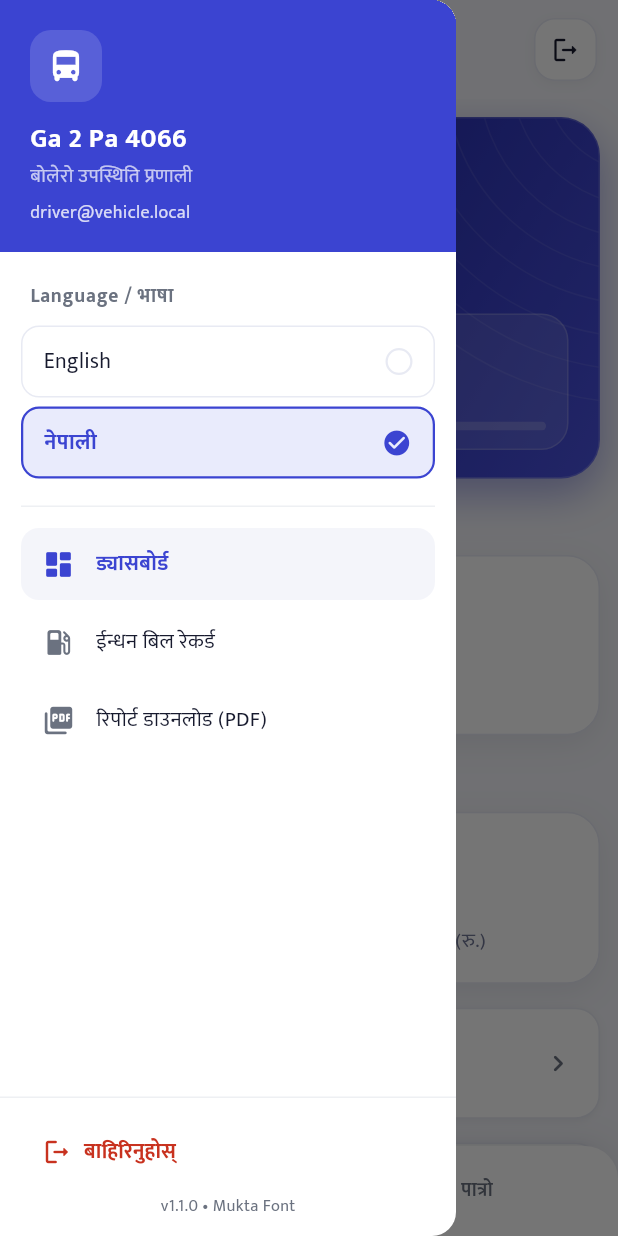
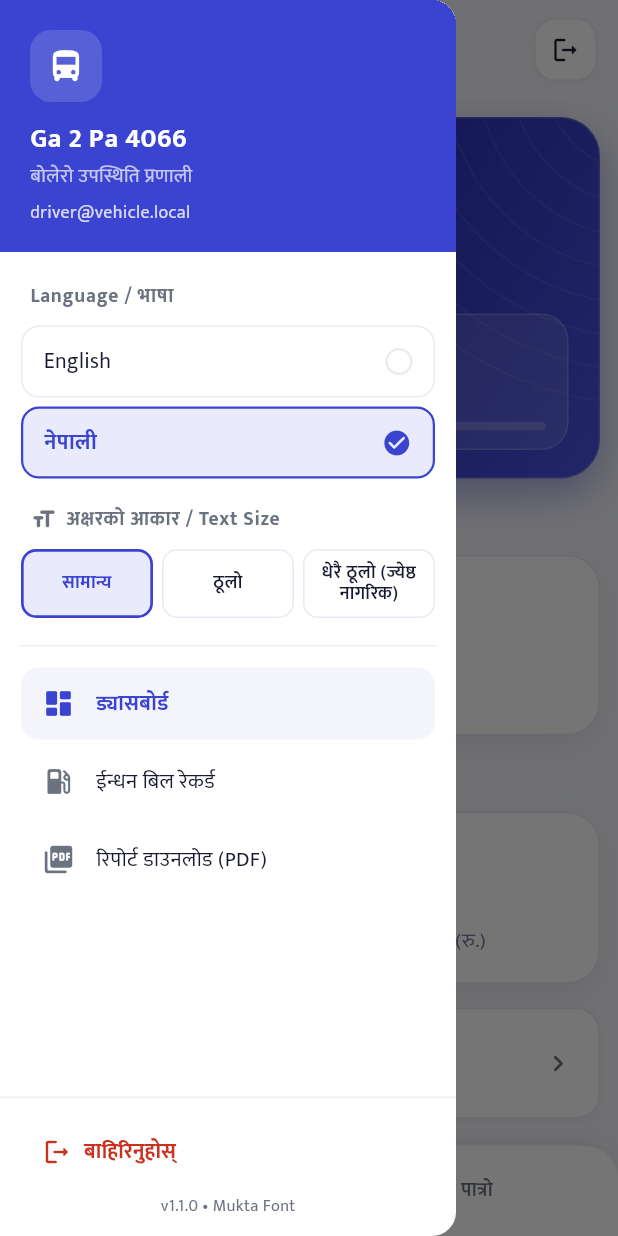
Before and after one commit to Sanjog-Godar/Automation, a Flutter app: the AttendanceScreen screen opened by its route, with the side drawer open, on a phone screen of 412 x 824 dp. Run offline on Flutter 3.47's test engine with Material 3 defaults, Android fonts, the phone set to English and light mode, and no system bars; our stand-ins replace cookie_jar, dio, dio_cookie_manager, flutter_riverpod, go_router, pdf and 2 more; missing offline and left inert: nepali_utils; accounts and stored records are empty; network calls fail.

Commit message:
feat: add root app widget, font scaling provider, localizations, and navigation drawer

```diff
--- /dev/null
+++ b/Vehicle_Attendance/Flutter App/vehicle_app/lib/core/theme/font_scale_provider.dart
@@ -0,0 +1,52 @@
+import 'package:flutter_riverpod/flutter_riverpod.dart';
+import 'package:shared_preferences/shared_preferences.dart';
+import '../l10n/locale_provider.dart';
+
+/// Predefined font scaling factors designed for senior accessibility.
+enum AppFontScale {
+  normal(1.0, 'normal'),
+  large(1.18, 'large'),
+  senior(1.35, 'senior');
+
+  final double scaleFactor;
+  final String key;
+  const AppFontScale(this.scaleFactor, this.key);
+
+  static AppFontScale fromKey(String? key) {
+    if (key == 'large') return AppFontScale.large;
+    if (key == 'senior') return AppFontScale.senior;
+    return AppFontScale.normal;
+  }
+}
+
+/// Provider managing the active font scaling factor and local persistence.
+final fontScaleProvider =
+    NotifierProvider<FontScaleNotifier, AppFontScale>(FontScaleNotifier.new);
+
+class FontScaleNotifier extends Notifier<AppFontScale> {
+  static const String prefsKey = 'app_font_scale';
+
+  @override
+  AppFontScale build() {
+    final prefs = ref.watch(sharedPreferencesProvider);
+    if (prefs != null) {
+      final savedKey = prefs.getString(prefsKey);
+      return AppFontScale.fromKey(savedKey);
+    }
+    return AppFontScale.normal;
+  }
+
+  /// Sets the application-wide font scale factor and persists the setting.
+  Future<void> setScale(AppFontScale newScale) async {
+    if (state == newScale) return;
+    state = newScale;
+
+    final prefs = ref.read(sharedPreferencesProvider);
+    if (prefs != null) {
+      await prefs.setString(prefsKey, newScale.key);
+    } else {
+      final instance = await SharedPreferences.getInstance();
+      await instance.setString(prefsKey, newScale.key);
+    }
+  }
+}
--- a/Vehicle_Attendance/Flutter App/vehicle_app/lib/features/attendance/widgets/app_drawer.dart
+++ b/Vehicle_Attendance/Flutter App/vehicle_app/lib/features/attendance/widgets/app_drawer.dart
@@ -4,6 +4,7 @@ import '../../../core/config/app_constants.dart';
 import '../../../core/l10n/formatters.dart';
 import '../../../core/l10n/locale_provider.dart';
 import '../../../core/theme/app_colors.dart';
+import '../../../core/theme/font_scale_provider.dart';
 import '../../../l10n/app_localizations.dart';
 import '../../auth/controllers/auth_controller.dart';
 import '../../fuel_bills/widgets/fuel_bill_records_dialog.dart';
@@ -21,6 +22,7 @@ class AppDrawer extends ConsumerWidget {
   Widget build(BuildContext context, WidgetRef ref) {
     final l10n = AppLocalizations.of(context);
     final activeLocale = ref.watch(localeProvider);
+    final activeFontScale = ref.watch(fontScaleProvider);
     final authState = ref.watch(authControllerProvider);
     final email = authState.user?.email ?? 'driver@vehicle.local';
 
@@ -151,6 +153,56 @@ class AppDrawer extends ConsumerWidget {
                         await Future.delayed(const Duration(milliseconds: 180));
                         if (context.mounted) Navigator.pop(context);
                       },
+                    ),
+                    const SizedBox(height: 14),
+
+                    // Section: Text Size / अक्षरको आकार (Accessibility)
+                    Padding(
+                      padding: const EdgeInsets.symmetric(horizontal: 6, vertical: 4),
+                      child: Row(
+                        children: [
+                          const Icon(Icons.format_size_rounded, size: 18, color: AppColors.textMuted),
+                          const SizedBox(width: 6),
+                          Expanded(
+                            child: Text(
+                              l10n.settings_font_scale_title,
+                              style: const TextStyle(
+                                fontSize: 13,
+                                fontWeight: FontWeight.bold,
+                                color: AppColors.textMuted,
+                                letterSpacing: 0.5,
+                              ),
+                            ),
+                          ),
+                        ],
+                      ),
+                    ),
+                    const SizedBox(height: 6),
+
+                    // Font Size Options: Normal, Large, Senior
+                    Row(
+                      children: [
+                        _FontSizeChip(
+                          key: const Key('drawer_font_scale_normal'),
+                          label: l10n.settings_font_scale_normal,
+                          isSelected: activeFontScale == AppFontScale.normal,
+                          onTap: () => ref.read(fontScaleProvider.notifier).setScale(AppFontScale.normal),
+                        ),
+                        const SizedBox(width: 6),
+                        _FontSizeChip(
+                          key: const Key('drawer_font_scale_large'),
+                          label: l10n.settings_font_scale_large,
+                          isSelected: activeFontScale == AppFontScale.large,
+                          onTap: () => ref.read(fontScaleProvider.notifier).setScale(AppFontScale.large),
+                        ),
+                        const SizedBox(width: 6),
+                        _FontSizeChip(
+                          key: const Key('drawer_font_scale_senior'),
+                          label: l10n.settings_font_scale_senior,
+                          isSelected: activeFontScale == AppFontScale.senior,
+                          onTap: () => ref.read(fontScaleProvider.notifier).setScale(AppFontScale.senior),
+                        ),
+                      ],
                     ),
                     const SizedBox(height: 18),
 
@@ -416,3 +468,55 @@ class _DrawerNavItem extends StatelessWidget {
     );
   }
 }
+
+class _FontSizeChip extends StatelessWidget {
+  const _FontSizeChip({
+    super.key,
+    required this.label,
+    required this.isSelected,
+    required this.onTap,
+  });
+
+  final String label;
+  final bool isSelected;
+  final VoidCallback onTap;
+
+  @override
+  Widget build(BuildContext context) {
+    return Expanded(
+      child: Material(
+        color: Colors.transparent,
+        child: InkWell(
+          onTap: onTap,
+          borderRadius: BorderRadius.circular(10),
+          child: Container(
+            constraints: const BoxConstraints(minHeight: 46),
+            padding: const EdgeInsets.symmetric(horizontal: 4, vertical: 8),
+            decoration: BoxDecoration(
+              color: isSelected ? AppColors.primarySoft : AppColors.surface,
+              borderRadius: BorderRadius.circular(10),
+              border: Border.all(
+                color: isSelected ? AppColors.primary : AppColors.border,
+                width: isSelected ? 1.8 : 1.0,
+              ),
+            ),
+            alignment: Alignment.center,
+            child: Text(
+              label,
+              textAlign: TextAlign.center,
+              maxLines: 2,
+              overflow: TextOverflow.ellipsis,
+              style: TextStyle(
+                fontFamily: 'Mukta',
+                fontSize: 12,
+                fontWeight: isSelected ? FontWeight.bold : FontWeight.w600,
+                color: isSelected ? AppColors.primary : AppColors.textPrimary,
+                height: 1.15,
+              ),
+            ),
+          ),
+        ),
+      ),
+    );
+  }
+}
--- a/Vehicle_Attendance/Flutter App/vehicle_app/lib/l10n/app_en.arb
+++ b/Vehicle_Attendance/Flutter App/vehicle_app/lib/l10n/app_en.arb
@@ -8,6 +8,22 @@
   "common_language_selector_label": "Language / भाषा",
   "@common_language_selector_label": {
     "description": "Bilingual language header in sidebar drawer"
+  },
+  "settings_font_scale_title": "Text Size / अक्षरको आकार",
+  "@settings_font_scale_title": {
+    "description": "Bilingual text size header in sidebar drawer"
+  },
+  "settings_font_scale_normal": "Normal",
+  "@settings_font_scale_normal": {
+    "description": "Standard font size option"
+  },
+  "settings_font_scale_large": "Large",
+  "@settings_font_scale_large": {
+    "description": "Large font size option"
+  },
+  "settings_font_scale_senior": "Senior (Extra Large)",
+  "@settings_font_scale_senior": {
+    "description": "Extra large font size option for seniors"
   },
   "common_english": "English",
   "@common_english": {
--- a/Vehicle_Attendance/Flutter App/vehicle_app/lib/l10n/app_localizations.dart
+++ b/Vehicle_Attendance/Flutter App/vehicle_app/lib/l10n/app_localizations.dart
@@ -109,6 +109,30 @@ abstract class AppLocalizations {
   /// In en, this message translates to:
   /// **'Language / भाषा'**
   String get common_language_selector_label;
+
+  /// Bilingual text size header in sidebar drawer
+  ///
+  /// In en, this message translates to:
+  /// **'Text Size / अक्षरको आकार'**
+  String get settings_font_scale_title;
+
+  /// Standard font size option
+  ///
+  /// In en, this message translates to:
+  /// **'Normal'**
+  String get settings_font_scale_normal;
+
+  /// Large font size option
+  ///
+  /// In en, this message translates to:
+  /// **'Large'**
+  String get settings_font_scale_large;
+
+  /// Extra large font size option for seniors
+  ///
+  /// In en, this message translates to:
+  /// **'Senior (Extra Large)'**
+  String get settings_font_scale_senior;
 
   /// English language option
   ///
--- a/Vehicle_Attendance/Flutter App/vehicle_app/lib/l10n/app_localizations_ne.dart
+++ b/Vehicle_Attendance/Flutter App/vehicle_app/lib/l10n/app_localizations_ne.dart
@@ -14,6 +14,18 @@ class AppLocalizationsNe extends AppLocalizations {
 
   @override
   String get common_language_selector_label => 'Language / भाषा';
+
+  @override
+  String get settings_font_scale_title => 'अक्षरको आकार / Text Size';
+
+  @override
+  String get settings_font_scale_normal => 'सामान्य';
+
+  @override
+  String get settings_font_scale_large => 'ठूलो';
+
+  @override
+  String get settings_font_scale_senior => 'धेरै ठूलो (ज्येष्ठ नागरिक)';
 
   @override
   String get common_english => 'English';
--- a/Vehicle_Attendance/Flutter App/vehicle_app/lib/l10n/app_ne.arb
+++ b/Vehicle_Attendance/Flutter App/vehicle_app/lib/l10n/app_ne.arb
@@ -3,6 +3,10 @@
 
   "app_name": "बोलेरो उपस्थिति",
   "common_language_selector_label": "Language / भाषा",
+  "settings_font_scale_title": "अक्षरको आकार / Text Size",
+  "settings_font_scale_normal": "सामान्य",
+  "settings_font_scale_large": "ठूलो",
+  "settings_font_scale_senior": "धेरै ठूलो (ज्येष्ठ नागरिक)",
   "common_english": "English",
   "common_nepali": "नेपाली",
   "common_cancel": "रद्द गर्नुहोस्",
```
Also changed, not shown: Vehicle_Attendance/Flutter App/vehicle_app/lib/app.dart (+15 -2 lines), Vehicle_Attendance/Flutter App/vehicle_app/lib/l10n/app_localizations_en.dart (+12 -0 lines).
